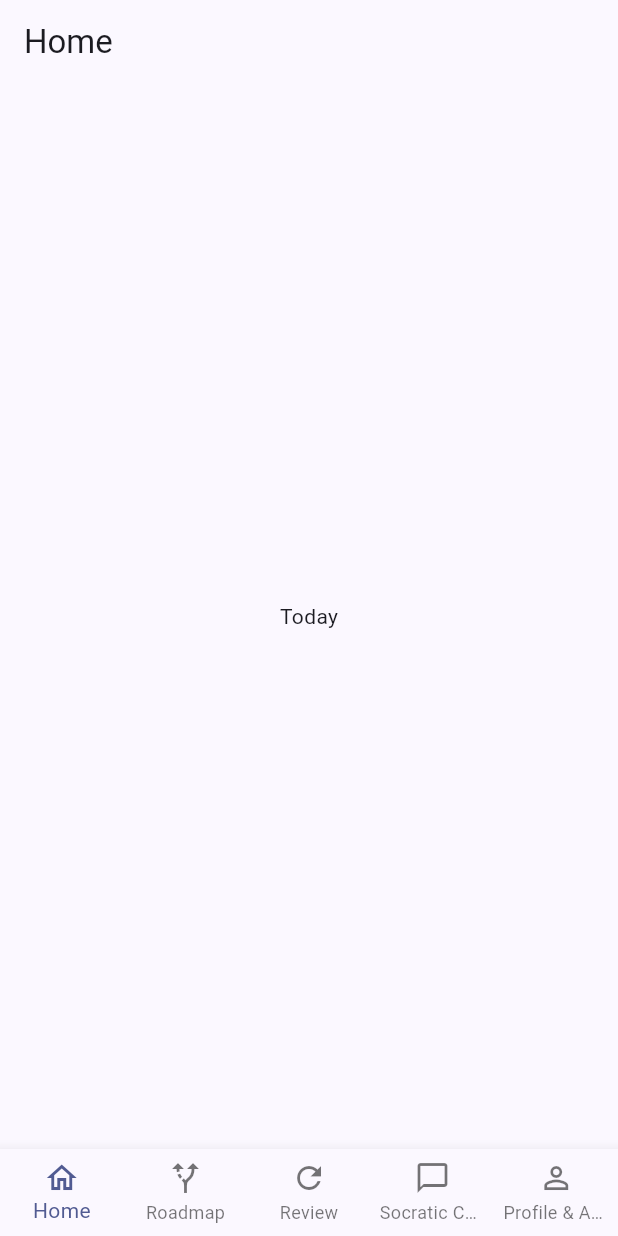
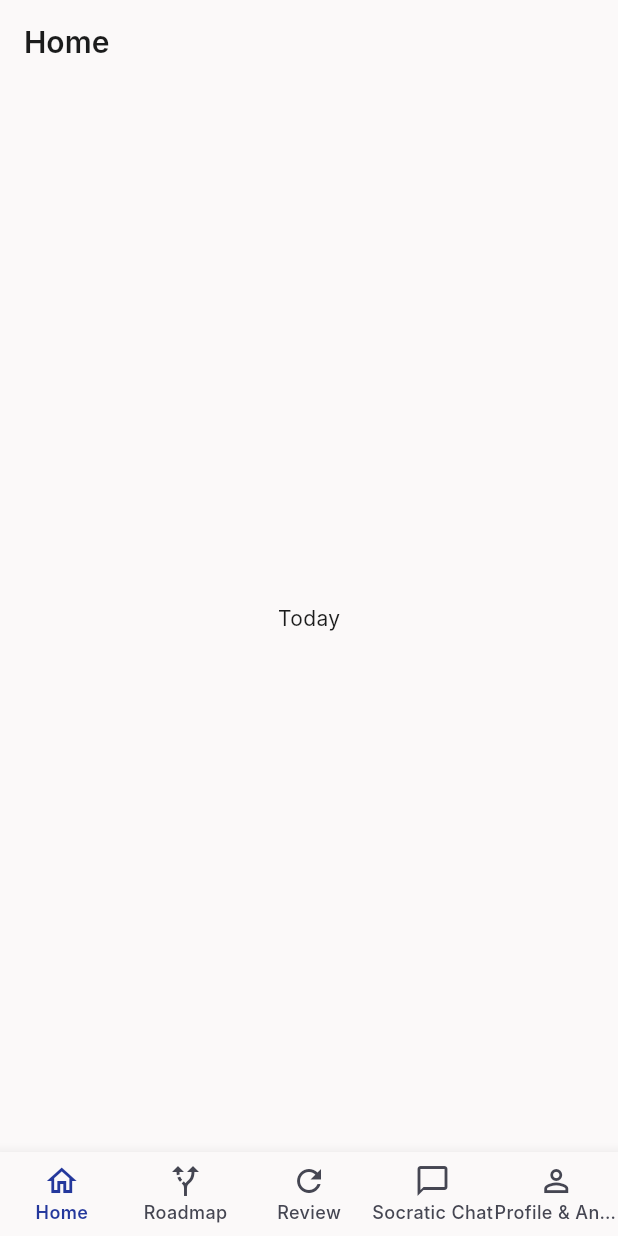
Before and after one commit to Lxiayu/Learn-from-AI, a Flutter app: the screen it shows after launch, on a phone screen of 412 x 824 dp. Run offline on Flutter 3.47's test engine with Material 3 defaults, Android fonts, the light colour scheme and no system bars; our stand-ins replace flutter_riverpod, go_router; Roboto replaces fonts that are missing (Inter).

Commit message:
feat: add LearnAI app theme tokens

```diff
--- a/flutter_app/lib/src/app/app.dart
+++ b/flutter_app/lib/src/app/app.dart
@@ -1,6 +1,7 @@
 import 'package:flutter/material.dart';
 
 import 'router/app_router.dart';
+import 'theme/app_theme.dart';
 
 class LearnAiApp extends StatelessWidget {
   const LearnAiApp({super.key});
@@ -11,10 +12,7 @@ class LearnAiApp extends StatelessWidget {
       title: 'LearnAI',
       debugShowCheckedModeBanner: false,
       routerConfig: appRouter,
-      theme: ThemeData(
-        colorScheme: ColorScheme.fromSeed(seedColor: const Color(0xFF24389C)),
-        useMaterial3: true,
-      ),
+      theme: buildAppTheme(),
     );
   }
 }
--- /dev/null
+++ b/flutter_app/lib/src/app/theme/app_theme.dart
@@ -0,0 +1,68 @@
+import 'package:flutter/material.dart';
+
+import 'app_colors.dart';
+import 'app_text_styles.dart';
+
+ThemeData buildAppTheme() {
+  const ColorScheme colorScheme = ColorScheme(
+    brightness: Brightness.light,
+    primary: AppColors.primary,
+    onPrimary: AppColors.onPrimary,
+    secondary: Color(0xFF565C84),
+    onSecondary: Color(0xFFFFFFFF),
+    error: Color(0xFFBA1A1A),
+    onError: Color(0xFFFFFFFF),
+    surface: AppColors.surface,
+    onSurface: AppColors.onSurface,
+  );
+
+  final TextTheme textTheme = AppTextStyles.buildTextTheme();
+
+  return ThemeData(
+    useMaterial3: true,
+    colorScheme: colorScheme,
+    scaffoldBackgroundColor: AppColors.surface,
+    canvasColor: AppColors.surface,
+    textTheme: textTheme,
+    appBarTheme: textTheme.titleMedium == null
+        ? null
+        : AppBarTheme(
+            backgroundColor: AppColors.surface,
+            foregroundColor: AppColors.onSurface,
+            centerTitle: false,
+            elevation: 0,
+            titleTextStyle: textTheme.titleMedium!.copyWith(
+              fontSize: 20,
+              fontWeight: FontWeight.w600,
+            ),
+          ),
+    bottomNavigationBarTheme: const BottomNavigationBarThemeData(
+      backgroundColor: AppColors.surface,
+      selectedItemColor: AppColors.primary,
+      unselectedItemColor: AppColors.onSurfaceVariant,
+      selectedLabelStyle: TextStyle(
+        fontFamily: 'Inter',
+        fontSize: 12,
+        fontWeight: FontWeight.w600,
+      ),
+      unselectedLabelStyle: TextStyle(
+        fontFamily: 'Inter',
+        fontSize: 12,
+        fontWeight: FontWeight.w500,
+      ),
+      type: BottomNavigationBarType.fixed,
+      showUnselectedLabels: true,
+    ),
+    cardTheme: const CardThemeData(
+      color: AppColors.surfaceContainerHighest,
+      elevation: 0,
+      shape: RoundedRectangleBorder(
+        borderRadius: BorderRadius.all(Radius.circular(24)),
+      ),
+      margin: EdgeInsets.zero,
+    ),
+    dividerColor: Colors.transparent,
+    splashColor: AppColors.primary.withValues(alpha: 0.06),
+    highlightColor: AppColors.primary.withValues(alpha: 0.04),
+  );
+}
```
Also changed, not shown: flutter_app/lib/src/app/theme/app_colors.dart (added, +21 -0 lines), flutter_app/lib/src/app/theme/app_text_styles.dart (added, +68 -0 lines), 1 other file.
